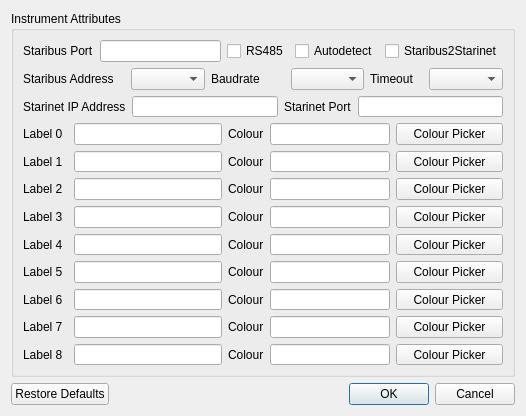
Old version of the form ui/instrumentAttributes.ui in the repository mhorn71/StarbaseMini.
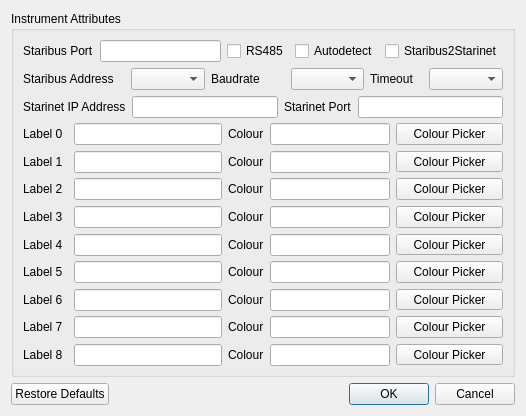
New version of the form.

Commit message: Attempting to make instrument attributes dialog look better across platforms

What changed in the file:
```diff
--- a/ui/instrumentAttributes.ui
+++ b/ui/instrumentAttributes.ui
@@ -167,7 +167,7 @@
         <property name="minimumSize">
          <size>
           <width>120</width>
-          <height>0</height>
+          <height>22</height>
          </size>
         </property>
         <property name="maximumSize">
@@ -431,7 +431,7 @@
         <property name="minimumSize">
          <size>
           <width>120</width>
-          <height>0</height>
+          <height>22</height>
          </size>
         </property>
         <property name="maximumSize">
@@ -457,7 +457,7 @@
         <property name="minimumSize">
          <size>
           <width>120</width>
-          <height>0</height>
+          <height>22</height>
          </size>
         </property>
         <property name="maximumSize">
@@ -652,7 +652,7 @@
           <property name="minimumSize">
            <size>
             <width>129</width>
-            <height>0</height>
+            <height>22</height>
            </size>
           </property>
           <property name="maxLength">
@@ -672,7 +672,7 @@
           <property name="minimumSize">
            <size>
             <width>50</width>
-            <height>0</height>
+            <height>22</height>
            </size>
           </property>
           <property name="maxLength">
@@ -687,7 +687,7 @@
         <property name="minimumSize">
          <size>
           <width>120</width>
-          <height>0</height>
+          <height>22</height>
          </size>
         </property>
         <property name="maximumSize">
@@ -725,7 +725,7 @@
         <property name="minimumSize">
          <size>
           <width>120</width>
-          <height>0</height>
+          <height>22</height>
          </size>
         </property>
         <property name="maximumSize">
@@ -751,7 +751,7 @@
         <property name="minimumSize">
          <size>
           <width>120</width>
-          <height>0</height>
+          <height>22</height>
          </size>
         </property>
         <property name="maximumSize">
@@ -891,7 +891,7 @@
         <property name="minimumSize">
          <size>
           <width>120</width>
-          <height>0</height>
+          <height>22</height>
          </size>
         </property>
         <property name="maximumSize">
@@ -917,7 +917,7 @@
         <property name="minimumSize">
          <size>
           <width>120</width>
-          <height>0</height>
+          <height>22</height>
          </size>
         </property>
         <property name="maximumSize">
```
Left out of the diff: 27 changed lines with no effect on the pictures. The commit also changes 1 other file.
